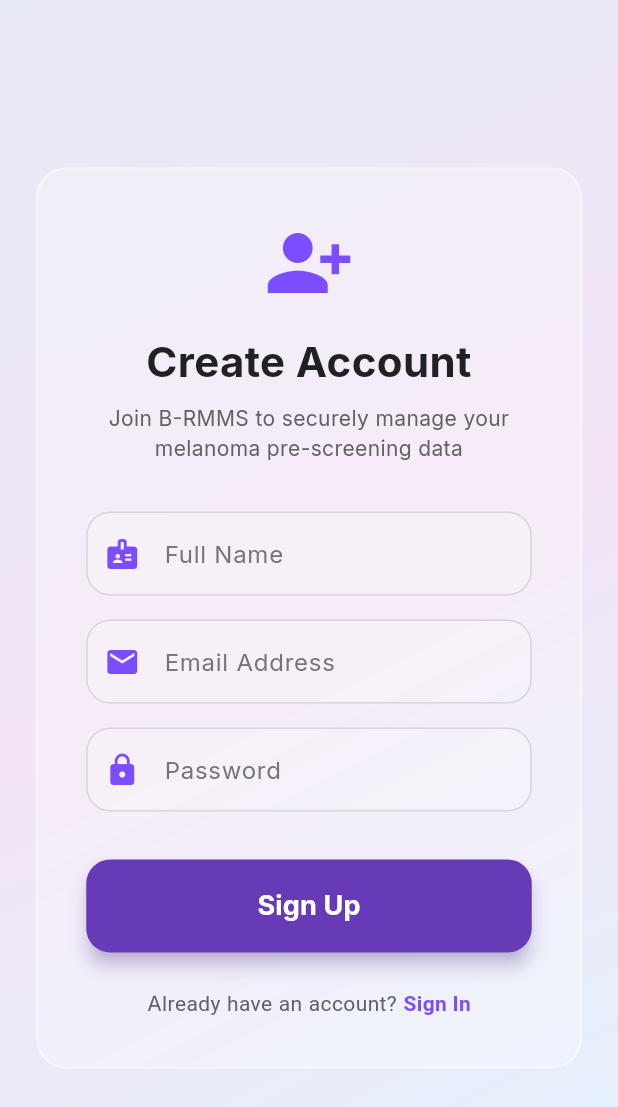
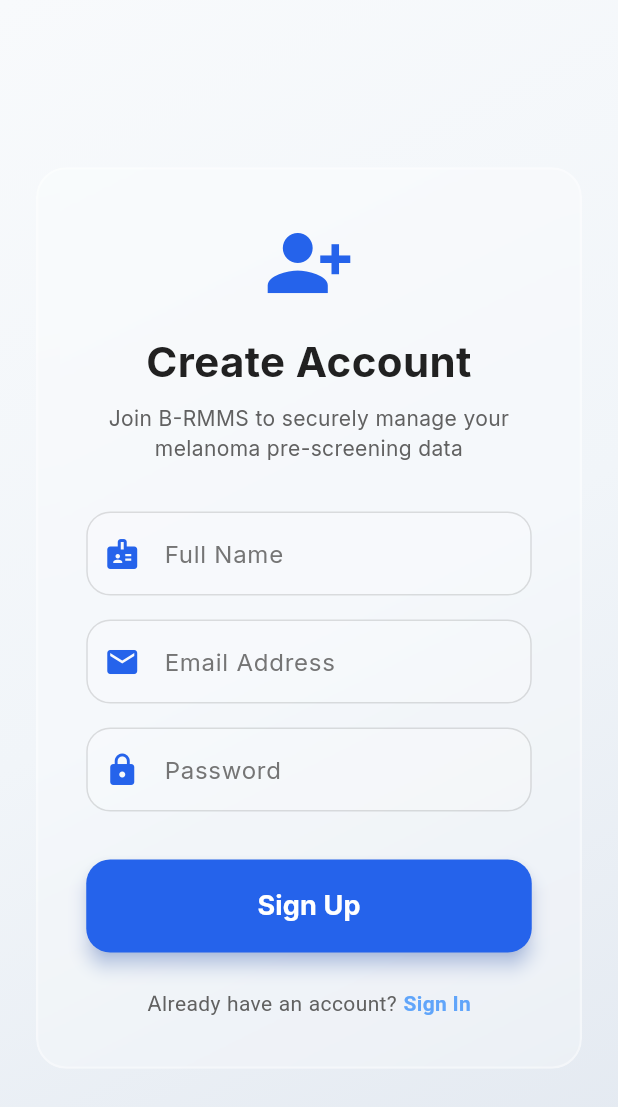
Before and after one commit to maxwells4299/DermaAssist_Mobile_App, a Flutter app: the OnboardingScreen screen opened directly, scrolled down 106 dp, after a tap on "Continue to Sign Up", on a phone screen of 412 x 824 dp. Shown: the top 1107 px of the screen. Run offline on Flutter 3.47's test engine with Material 3 defaults, Android fonts, the phone set to English and light mode, and no system bars; our stand-ins replace camera, fl_chart, google_fonts, image_picker, permission_handler, shared_preferences and 1 more; accounts and stored records are empty; network calls fail.

Commit message:
Overhaul app colors to a professional medical blue theme

```diff
--- a/lib/screens/onboarding_screen.dart
+++ b/lib/screens/onboarding_screen.dart
@@ -23,18 +23,18 @@ class OnboardingScreen extends StatelessWidget {
                     width: 140,
                     height: 140,
                     decoration: BoxDecoration(
-                      color: Colors.deepPurple.withValues(alpha: 0.15),
+                      color: Theme.of(context).colorScheme.primary.withValues(alpha: 0.15),
                       shape: BoxShape.circle,
                       boxShadow: [
                         BoxShadow(
-                          color: Colors.deepPurple.withValues(alpha: 0.3),
+                          color: Theme.of(context).colorScheme.primary.withValues(alpha: 0.3),
                           blurRadius: 30,
                           spreadRadius: 5,
                         ),
                       ],
                     ),
-                    child: const Center(
-                      child: Icon(Icons.analytics, size: 60, color: Colors.deepPurpleAccent),
+                    child: Center(
+                      child: Icon(Icons.analytics, size: 60, color: Theme.of(context).colorScheme.primary),
                     ),
                   ),
                 ),
@@ -99,12 +99,12 @@ class OnboardingScreen extends StatelessWidget {
                                   MaterialPageRoute(
                                       builder: (_) => const SignUpScreen())),
                               style: ElevatedButton.styleFrom(
-                                backgroundColor: Colors.deepPurple,
+                                backgroundColor: Theme.of(context).colorScheme.primary,
                                 padding: const EdgeInsets.symmetric(vertical: 16),
                                 shape: RoundedRectangleBorder(
                                     borderRadius: BorderRadius.circular(16)),
                                 elevation: 8,
-                                shadowColor: Colors.deepPurple.withValues(alpha: 0.5),
+                                shadowColor: Theme.of(context).colorScheme.primary.withValues(alpha: 0.5),
                               ),
                               child: const Text('Continue to Sign Up',
                                   style: TextStyle(
@@ -153,10 +153,10 @@ class OnboardingScreen extends StatelessWidget {
         decoration: BoxDecoration(
           color: isDark
               ? Colors.white.withValues(alpha: 0.05)
-              : Colors.deepPurple.withValues(alpha: 0.05),
+              : Theme.of(context).colorScheme.primary.withValues(alpha: 0.05),
           borderRadius: BorderRadius.circular(16),
           border: Border.all(
-              color: isDark ? Colors.white12 : Colors.deepPurple.withValues(alpha: 0.2)),
+              color: isDark ? Colors.white12 : Theme.of(context).colorScheme.primary.withValues(alpha: 0.2)),
         ),
         child: Column(
           children: [
@@ -164,7 +164,7 @@ class OnboardingScreen extends StatelessWidget {
                 style: TextStyle(
                     fontSize: 24,
                     fontWeight: FontWeight.bold,
-                    color: isDark ? Colors.deepPurpleAccent : Colors.deepPurple)),
+                    color: Theme.of(context).colorScheme.primary)),
             const SizedBox(height: 8),
             Text(title,
                 style: TextStyle(
--- a/lib/screens/sign_up_screen.dart
+++ b/lib/screens/sign_up_screen.dart
@@ -68,7 +68,7 @@ class _SignUpScreenState extends State<SignUpScreen> {
                     mainAxisSize: MainAxisSize.min,
                     crossAxisAlignment: CrossAxisAlignment.stretch,
                     children: [
-                      Icon(Icons.person_add_alt_1, size: 60, color: Colors.deepPurpleAccent),
+                      Icon(Icons.person_add_alt_1, size: 60, color: Theme.of(context).colorScheme.primary),
                       const SizedBox(height: 16),
                       Text(
                         'Create Account',
@@ -93,11 +93,11 @@ class _SignUpScreenState extends State<SignUpScreen> {
                       ElevatedButton(
                         onPressed: _isLoading ? null : _handleSignUp,
                         style: ElevatedButton.styleFrom(
-                          backgroundColor: Colors.deepPurple,
+                          backgroundColor: Theme.of(context).colorScheme.primary,
                           padding: const EdgeInsets.symmetric(vertical: 18),
                           shape: RoundedRectangleBorder(borderRadius: BorderRadius.circular(16)),
                           elevation: 5,
-                          shadowColor: Colors.deepPurple.withValues(alpha: 0.5),
+                          shadowColor: Theme.of(context).colorScheme.primary.withValues(alpha: 0.5),
                         ),
                         child: _isLoading
                           ? const SizedBox(width: 24, height: 24, child: CircularProgressIndicator(color: Colors.white, strokeWidth: 3))
@@ -113,7 +113,7 @@ class _SignUpScreenState extends State<SignUpScreen> {
                             children: [
                               TextSpan(
                                 text: 'Sign In',
-                                style: const TextStyle(color: Colors.deepPurpleAccent, fontWeight: FontWeight.bold),
+                                 style: const TextStyle(color: Color(0xFF60A5FA), fontWeight: FontWeight.bold),
                                 recognizer: TapGestureRecognizer()
                                   ..onTap = () => Navigator.pushReplacement(context, MaterialPageRoute(builder: (_) => const SignInScreen())),
                               ),
@@ -140,7 +140,7 @@ class _SignUpScreenState extends State<SignUpScreen> {
       decoration: InputDecoration(
         labelText: label,
         labelStyle: TextStyle(color: isDark ? Colors.grey[400] : Colors.grey[600]),
-        prefixIcon: Icon(icon, color: Colors.deepPurpleAccent),
+        prefixIcon: Icon(icon, color: Theme.of(context).colorScheme.primary),
         filled: true,
         fillColor: (isDark ? Colors.black : Colors.white).withValues(alpha: 0.2),
         border: OutlineInputBorder(
@@ -153,7 +153,7 @@ class _SignUpScreenState extends State<SignUpScreen> {
         ),
         focusedBorder: OutlineInputBorder(
           borderRadius: BorderRadius.circular(16),
-          borderSide: const BorderSide(color: Colors.deepPurpleAccent, width: 2),
+          borderSide: BorderSide(color: Theme.of(context).colorScheme.primary, width: 2),
         ),
       ),
     );
--- a/lib/screens/splash_screen.dart
+++ b/lib/screens/splash_screen.dart
@@ -26,7 +26,7 @@ class SplashScreen extends StatelessWidget {
                     height: 150,
                     width: 150,
                     errorBuilder: (context, error, stackTrace) =>
-                        const Icon(Icons.health_and_safety, size: 100, color: Colors.deepPurple),
+                        Icon(Icons.health_and_safety, size: 100, color: Theme.of(context).colorScheme.primary),
                   ),
                   const SizedBox(height: 32),
                   Text(
@@ -54,13 +54,13 @@ class SplashScreen extends StatelessWidget {
                       );
                     },
                     style: ElevatedButton.styleFrom(
-                      backgroundColor: Colors.deepPurple,
+                      backgroundColor: Theme.of(context).colorScheme.primary,
                       minimumSize: const Size(double.infinity, 56),
                       shape: RoundedRectangleBorder(
                         borderRadius: BorderRadius.circular(16),
                       ),
                       elevation: 5,
-                      shadowColor: Colors.deepPurple.withValues(alpha: 0.5),
+                      shadowColor: Theme.of(context).colorScheme.primary.withValues(alpha: 0.5),
                     ),
                     child: const Text('Get Started',
                         style: TextStyle(fontSize: 18, color: Colors.white, fontWeight: FontWeight.bold)),
--- a/lib/utils/glass_morphism.dart
+++ b/lib/utils/glass_morphism.dart
@@ -76,14 +76,14 @@ class GradientBackground extends StatelessWidget {
           end: Alignment.bottomRight,
           colors: isDark
               ? [
-                  const Color(0xFF1E1E2C),
-                  const Color.fromARGB(255, 34, 15, 61), // Deep purple
-                  const Color(0xFF121212),
+                  const Color(0xFF0F172A), // Slate 900
+                  const Color(0xFF1E293B), // Slate 800
+                  const Color(0xFF020617), // Deepest Navy
                 ]
               : [
-                  const Color(0xFFE8EAF6), // soft indigo
-                  const Color(0xFFF3E5F5), // soft purple
-                  const Color(0xFFE3F2FD), // soft blue
+                  const Color(0xFFF8FAFC), // Slate 50
+                  const Color(0xFFF1F5F9), // Slate 100
+                  const Color(0xFFE2E8F0), // Slate 200
                 ],
           stops: const [0.0, 0.5, 1.0],
         ),
```
Also changed, not shown: lib/main.dart (+8 -2 lines), lib/screens/chatbot_screen.dart (+5 -5 lines), lib/screens/home_screen.dart (+15 -1 lines), lib/screens/result_screen.dart (+5 -5 lines), lib/screens/scan_screen.dart (+8 -8 lines), lib/screens/sign_in_screen.dart (+6 -6 lines).
